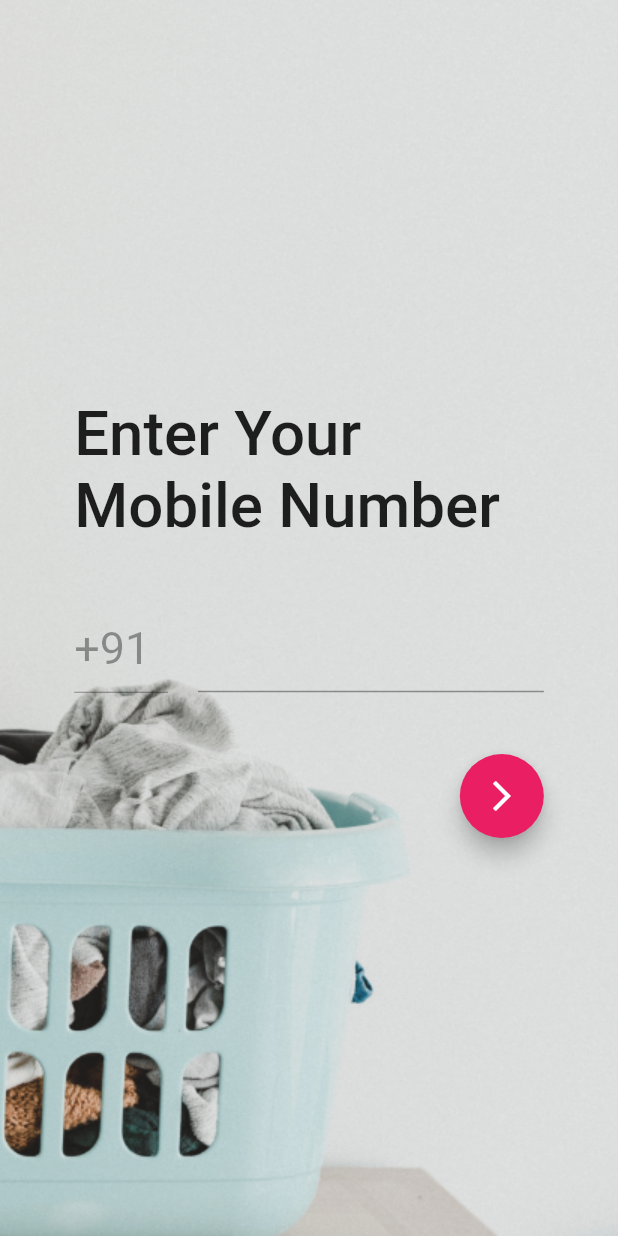
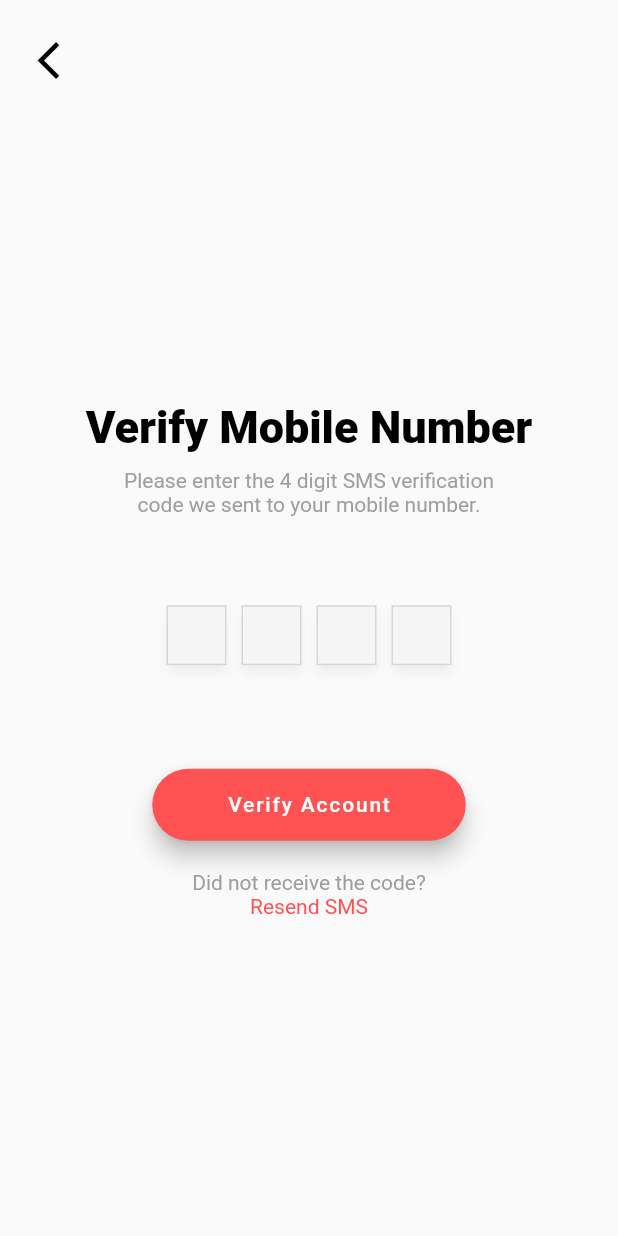
Before and after one commit to pratit989/Rinse, a Flutter app: the screen it shows after launch, after a tap on the "arrow forward ios" icon, on a phone screen of 412 x 824 dp. Run offline on Flutter 3.47's test engine with Material 2 defaults, Android fonts, the phone set to English and light mode, and no system bars; our stand-ins replace firebase_core, pinput; missing offline and left inert: firebase_app_check; accounts and stored records are empty.

Commit message:
Updated UI

```diff
--- a/lib/Screens/Login.dart
+++ b/lib/Screens/Login.dart
@@ -1,4 +1,5 @@
 import 'package:flutter/material.dart';
+import 'package:rinse/Screens/VerifyMobileNumber.dart';
 
 class Login extends StatefulWidget {
   const Login({Key? key}) : super(key: key);
@@ -56,7 +57,8 @@ class _LoginState extends State<Login> {
               Padding(
                 padding: EdgeInsets.only(top: MediaQuery.of(context).size.shortestSide*0.1),
                 child: FloatingActionButton(
-                  onPressed: () {},
+                  onPressed: () {
+                    Navigator.push(context, MaterialPageRoute(builder: (context)=>VerifyMobileNumber()) );                  },
                   child: Icon(Icons.arrow_forward_ios, color: Colors.white,),
                   backgroundColor: Colors.pink,
                 ),
--- a/lib/Screens/VerifyMobileNumber.dart
+++ b/lib/Screens/VerifyMobileNumber.dart
@@ -0,0 +1,126 @@
+import 'package:flutter/material.dart';
+import 'package:flutter/rendering.dart';
+import 'package:pinput/pin_put/pin_put.dart';
+import 'package:rinse/Screens/CreateAccount.dart';
+
+class VerifyMobileNumber extends StatefulWidget {
+  const VerifyMobileNumber({Key? key}) : super(key: key);
+
+  @override
+  _VerifyMobileNumberState createState() => _VerifyMobileNumberState();
+}
+
+class _VerifyMobileNumberState extends State<VerifyMobileNumber> {
+  final TextEditingController _pinPutController = TextEditingController();
+  final FocusNode _pinPutFocusNode = FocusNode();
+  bool processing = false;
+
+  BoxDecoration get _pinPutDecoration {
+    return BoxDecoration(
+        border: Border.all(color: Colors.black12),
+        boxShadow: [
+          BoxShadow(
+              blurRadius: 5, color: Colors.grey[200]!, offset: Offset(0, 5))
+        ],
+        color: Colors.grey[100]!);
+  }
+
+  @override
+  Widget build(BuildContext context) {
+    return Scaffold(
+        appBar: AppBar(
+          leading: Padding(
+            padding: const EdgeInsets.all(25.0),
+            child: Icon(
+              Icons.arrow_back_ios,
+              size: 30,
+            ),
+          ),
+          elevation: 0,
+          backgroundColor: Colors.transparent,
+        ),
+        body: Center(
+          child: Column(
+            crossAxisAlignment: CrossAxisAlignment.center,
+            mainAxisAlignment: MainAxisAlignment.center,
+            children: [
+              Text(
+                'Verify Mobile Number',
+                style: TextStyle(
+                  fontSize: 30,
+                  fontWeight: FontWeight.w800,
+                  color: Colors.black,
+                ),
+              ),
+              Padding(
+                padding: EdgeInsets.symmetric(
+                    horizontal: MediaQuery.of(context).size.width * 0.2,
+                    vertical: 10),
+                child: Text(
+                  'Please enter the 4 digit SMS verification code we sent to your mobile number.',
+                  style: TextStyle(color: Colors.grey),
+                  textAlign: TextAlign.center,
+                ),
+              ),
+              Padding(
+                padding: const EdgeInsets.symmetric(vertical: 40),
+                child: PinPut(
+                  fieldsCount: 4,
+                  onSubmit: (String pin) => _confirmCode(pin, context),
+                  focusNode: _pinPutFocusNode,
+                  controller: _pinPutController,
+                  submittedFieldDecoration: _pinPutDecoration,
+                  selectedFieldDecoration: _pinPutDecoration.copyWith(
+                      color: Colors.white,
+                      border: Border.all(color: Colors.blue)),
+                  followingFieldDecoration: _pinPutDecoration,
+                  fieldsAlignment: MainAxisAlignment.center,
+                  eachFieldMargin: EdgeInsets.all(5),
+                  textStyle: TextStyle(
+                      fontSize: MediaQuery.of(context).size.width * 0.05,
+                      fontWeight: FontWeight.w400),
+                ),
+              ),
+              Padding(
+                padding: const EdgeInsets.symmetric(vertical: 20),
+                child: FloatingActionButton.extended(
+                  onPressed: () => Navigator.pushReplacement(context, MaterialPageRoute(builder: (context) => CreateAccount())),
+                  label: Padding(
+                    padding: const EdgeInsets.symmetric(horizontal: 30),
+                    child: Text('Verify Account',
+                    style: TextStyle(
+                      color: Colors.white
+                    ),
+                    ),
+                  ),
+                  backgroundColor: Colors.redAccent,
+                ),
+              ),
+              Text('Did not receive the code?',
+              style: TextStyle(
+                color: Colors.grey
+              ),),
+              GestureDetector(onTap: () {} ,child:
+                Text('Resend SMS', style: TextStyle(
+                  color: Colors.redAccent
+                ),))
+            ],
+          ),
+        ));
+  }
+
+  void _confirmCode(String pin, BuildContext context) {
+    SnackBar snackBar = SnackBar(
+      duration: const Duration(seconds: 3),
+      content: Text(
+        'Pin Submitted. Value: $pin',
+        style: TextStyle(fontSize: MediaQuery.of(context).size.width * 0.04),
+        textAlign: TextAlign.center,
+      ),
+      backgroundColor: Colors.black,
+    );
+    ScaffoldMessenger.of(context)
+      ..hideCurrentSnackBar()
+      ..showSnackBar(snackBar);
+  }
+}
--- a/pubspec.yaml
+++ b/pubspec.yaml
@@ -35,6 +35,7 @@ dependencies:
   firebase_analytics: "^7.0.0"
   firebase_auth:
   cloud_firestore:
+  pinput:
 
 dev_dependencies:
   flutter_test:
```
Also changed, not shown: lib/Screens/CreateAccount.dart (added, +145 -0 lines), lib/Screens/Home.dart (added, +268 -0 lines), lib/Screens/MyProfile.dart (added, +103 -0 lines), lib/Screens/Orders.dart (added, +38 -0 lines), assets/images/Asset 46.png (added), assets/images/cleaning.png (added), assets/images/pressing.png (added), pubspec.lock.
